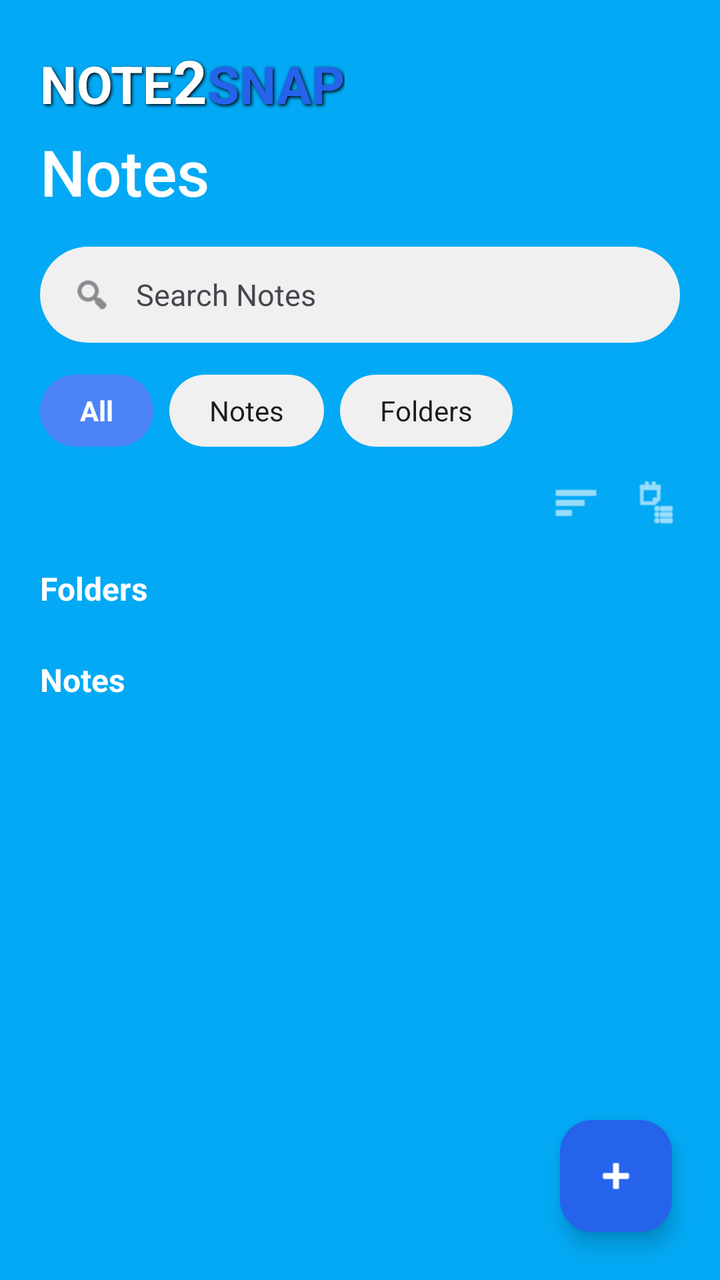
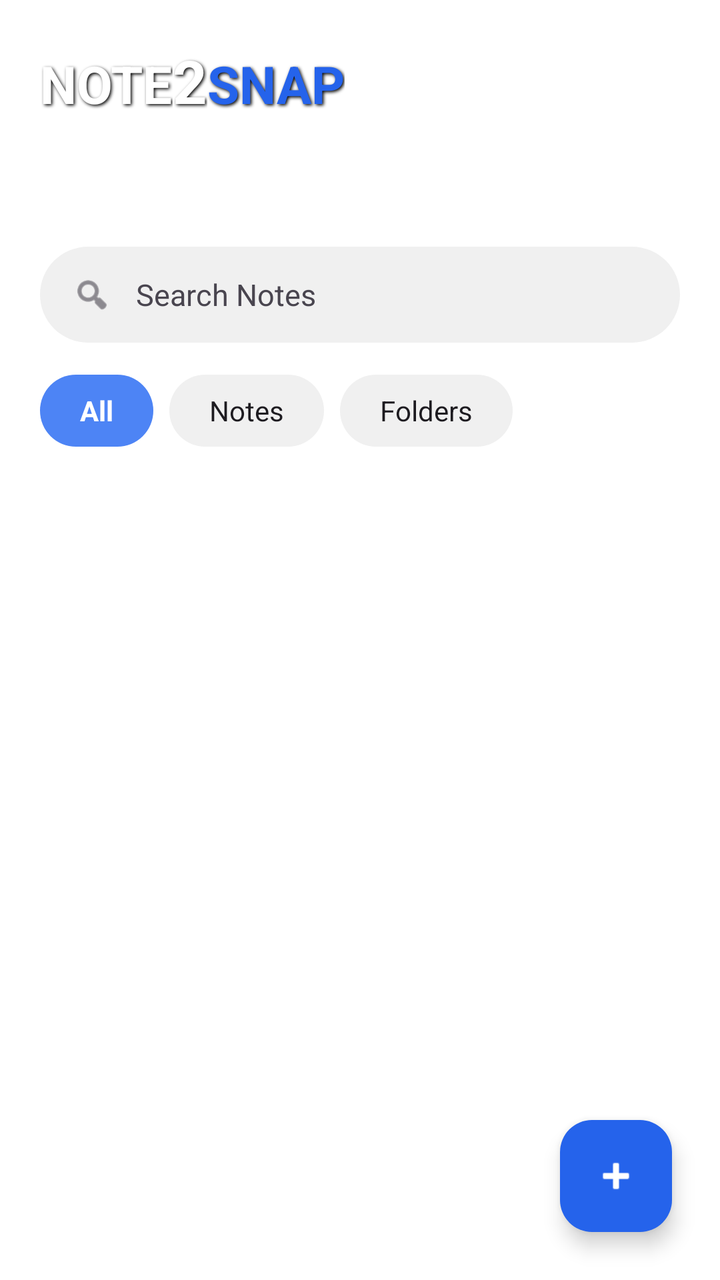

Screens rendered from an Android XML layout before and after an edit, with the pre-edit source and the edit as a unified diff.
<!-- AndroidManifest.xml: application theme Theme.Note2Snap -->
<!-- res/layout/fragment_notes.xml -->
<?xml version="1.0" encoding="utf-8"?>
<androidx.coordinatorlayout.widget.CoordinatorLayout
    xmlns:android="http://schemas.android.com/apk/res/android"
    xmlns:app="http://schemas.android.com/apk/res-auto"
    android:layout_width="match_parent"
    android:layout_height="match_parent"
    android:background="#FF03A9F4">

    <androidx.core.widget.NestedScrollView
        android:layout_width="match_parent"
        android:layout_height="match_parent"
        android:fillViewport="true">

        <LinearLayout
            android:layout_width="match_parent"
            android:layout_height="wrap_content"
            android:orientation="vertical"
            android:padding="20dp">

            
            <LinearLayout
                android:layout_width="wrap_content"
                android:layout_height="wrap_content"
                android:orientation="horizontal">

                <TextView
                    android:id="@+id/tvTitleNote"
                    android:layout_width="wrap_content"
                    android:layout_height="wrap_content"
                    android:text="NOTE"
                    android:textColor="#FFFFFF"
                    android:textSize="26sp"
                    android:textStyle="bold"
                    android:shadowColor="#000000"
                    android:shadowDx="2"
                    android:shadowDy="2"
                    android:shadowRadius="4" />

                <TextView
                    android:id="@+id/tvTitle2"
                    android:layout_width="wrap_content"
                    android:layout_height="wrap_content"
                    android:text="2"
                    android:textColor="#FFFFFF"
                    android:textSize="30sp"
                    android:textStyle="bold"
                    android:shadowColor="#000000"
                    android:shadowDx="2"
                    android:shadowDy="2"
                    android:shadowRadius="4" />

                <TextView
                    android:id="@+id/tvTitleSnap"
                    android:layout_width="wrap_content"
                    android:layout_height="wrap_content"
                    android:text="SNAP"
                    android:textColor="#2563EB"
                    android:textSize="26sp"
                    android:textStyle="bold"
                    android:shadowColor="#000000"
                    android:shadowDx="2"
                    android:shadowDy="2"
                    android:shadowRadius="4" />
            </LinearLayout>

            
            <TextView
                android:layout_width="wrap_content"
                android:layout_height="wrap_content"
                android:layout_marginTop="4dp"
                android:text="Notes"
                android:textColor="#FFFFFF"
                android:textSize="32sp"
                android:fontFamily="sans-serif-medium" />

            
            <LinearLayout
                android:layout_width="match_parent"
                android:layout_height="48dp"
                android:layout_marginTop="16dp"
                android:background="@drawable/bg_search_bar"
                android:gravity="center_vertical"
                android:orientation="horizontal"
                android:paddingHorizontal="16dp">

                <ImageView
                    android:layout_width="20dp"
                    android:layout_height="20dp"
                    android:src="@android:drawable/ic_menu_search"
                    app:tint="?android:attr/textColorSecondary" />

                <EditText
                    android:id="@+id/etSearchNotes"
                    android:layout_width="match_parent"
                    android:layout_height="match_parent"
                    android:layout_marginStart="12dp"
                    android:background="@null"
                    android:hint="Search Notes"
                    android:imeOptions="actionSearch"
                    android:inputType="text"
                    android:textColor="?android:attr/textColorPrimary"
                    android:textColorHint="?android:attr/textColorSecondary"
                    android:textSize="15sp" />
            </LinearLayout>

            
            <HorizontalScrollView
                android:layout_width="match_parent"
                android:layout_height="wrap_content"
                android:layout_marginTop="16dp"
                android:scrollbars="none">

                <LinearLayout
                    android:layout_width="wrap_content"
                    android:layout_height="wrap_content"
                    android:orientation="horizontal">

                    <TextView
                        android:id="@+id/chipAll"
                        android:layout_width="wrap_content"
                        android:layout_height="36dp"
                        android:background="@drawable/bg_filter_active"
                        android:gravity="center"
                        android:paddingHorizontal="20dp"
                        android:text="All"
                        android:textColor="#FFFFFF"
                        android:textSize="14sp"
                        android:textStyle="bold" />

                    <TextView
                        android:id="@+id/chipNotes"
                        android:layout_width="wrap_content"
                        android:layout_height="36dp"
                        android:layout_marginStart="8dp"
                        android:background="@drawable/bg_chip_unselected"
                        android:gravity="center"
                        android:paddingHorizontal="20dp"
                        android:text="Notes"
                        android:textColor="?android:attr/textColorPrimary"
                        android:textSize="14sp" />

                    <TextView
                        android:id="@+id/chipFolders"
                        android:layout_width="wrap_content"
                        android:layout_height="36dp"
                        android:layout_marginStart="8dp"
                        android:background="@drawable/bg_chip_unselected"
                        android:gravity="center"
                        android:paddingHorizontal="20dp"
                        android:text="Folders"
                        android:textColor="?android:attr/textColorPrimary"
                        android:textSize="14sp" />
                </LinearLayout>
            </HorizontalScrollView>

            
            <RelativeLayout
                android:layout_width="match_parent"
                android:layout_height="wrap_content"
                android:layout_marginTop="16dp"
                android:layout_marginBottom="8dp">

                <TextView
                    android:id="@+id/tvResultCount"
                    android:layout_width="wrap_content"
                    android:layout_height="wrap_content"
                    android:layout_alignParentStart="true"
                    android:layout_centerVertical="true"
                    android:textColor="#F0F9FF"
                    android:textSize="13sp"
                    android:visibility="gone" />

                <LinearLayout
                    android:layout_width="wrap_content"
                    android:layout_height="wrap_content"
                    android:layout_alignParentEnd="true"
                    android:orientation="horizontal">

                    <ImageView
                        android:id="@+id/btnSort"
                        android:layout_width="24dp"
                        android:layout_height="24dp"
                        android:layout_marginEnd="16dp"
                        android:background="?attr/selectableItemBackgroundBorderless"
                        android:src="@android:drawable/ic_menu_sort_by_size"
                        app:tint="#FFFFFF" />

                    <ImageView
                        android:id="@+id/btnViewMode"
                        android:layout_width="24dp"
                        android:layout_height="24dp"
                        android:background="?attr/selectableItemBackgroundBorderless"
                        android:src="@android:drawable/ic_menu_agenda"
                        app:tint="#FFFFFF" />
                </LinearLayout>
            </RelativeLayout>

            
            <TextView
                android:id="@+id/tvNotFound"
                android:layout_width="wrap_content"
                android:layout_height="wrap_content"
                android:layout_gravity="center_horizontal"
                android:layout_marginTop="32dp"
                android:layout_marginBottom="32dp"
                android:text="No notes found"
                android:textColor="#F0F9FF"
                android:textSize="16sp"
                android:visibility="gone" />

            
            <TextView
                android:id="@+id/tvFoldersLabel"
                android:layout_width="wrap_content"
                android:layout_height="wrap_content"
                android:layout_marginTop="12dp"
                android:text="Folders"
                android:textColor="#FFFFFF"
                android:textSize="16sp"
                android:textStyle="bold" />

            <androidx.recyclerview.widget.RecyclerView
                android:id="@+id/rvFolders"
                android:layout_width="match_parent"
                android:layout_height="wrap_content"
                android:layout_marginTop="8dp"
                android:nestedScrollingEnabled="false" />

            
            <TextView
                android:id="@+id/tvNotesLabel"
                android:layout_width="wrap_content"
                android:layout_height="wrap_content"
                android:layout_marginTop="16dp"
                android:text="Notes"
                android:textColor="#FFFFFF"
                android:textSize="16sp"
                android:textStyle="bold" />

            <androidx.recyclerview.widget.RecyclerView
                android:id="@+id/rvNotes"
                android:layout_width="match_parent"
                android:layout_height="wrap_content"
                android:layout_marginTop="8dp"
                android:nestedScrollingEnabled="false" />

        </LinearLayout>
    </androidx.core.widget.NestedScrollView>

    
    <com.google.android.material.floatingactionbutton.FloatingActionButton
        android:id="@+id/fabAddNotes"
        android:layout_width="wrap_content"
        android:layout_height="wrap_content"
        android:layout_gravity="bottom|end"
        android:layout_margin="24dp"
        android:contentDescription="Add Notes"
        android:src="@android:drawable/ic_input_add"
        app:backgroundTint="#2563EB"
        app:tint="#FFFFFF" />

</androidx.coordinatorlayout.widget.CoordinatorLayout>
<!-- resources referenced by this layout -->
<resources>
  <!-- drawable bg_chip_unselected (drawable) -->
  <?xml version="1.0" encoding="utf-8"?>
  <shape xmlns:android="http://schemas.android.com/apk/res/android">
      <solid android:color="@color/search_bg" />
      <corners android:radius="18dp" />
  </shape>
  <!-- drawable bg_filter_active (drawable) -->
  <?xml version="1.0" encoding="utf-8"?>
  <shape xmlns:android="http://schemas.android.com/apk/res/android">
      <solid android:color="#4D84F5" />
      <corners android:radius="24dp" />
  </shape>
  <!-- drawable bg_search_bar (drawable) -->
  <?xml version="1.0" encoding="utf-8"?>
  <shape xmlns:android="http://schemas.android.com/apk/res/android">
      <solid android:color="@color/search_bg" />
      <corners android:radius="24dp" />
  </shape>
  <style name="Theme.Note2Snap" parent="Theme.Material3.DayNight.NoActionBar">
          <item name="colorPrimary">@color/primary</item>
          <item name="colorSecondary">@color/secondary</item>
          <item name="android:windowBackground">@color/background</item>
          <item name="android:statusBarColor">@color/background</item>
      </style>
  <color name="search_bg">#F0F0F0</color>
  <color name="primary">#AFC4F6</color>
  <color name="secondary">#FFF79A</color>
  <color name="background">#FFFFFF</color>
</resources>

<!-- the commit's change to res/layout/fragment_notes.xml (unified diff, before → after) -->
@@ -4,7 +4,8 @@
     xmlns:app="http://schemas.android.com/apk/res-auto"
     android:layout_width="match_parent"
     android:layout_height="match_parent"
-    android:background="#FF03A9F4">
+    android:background="@color/screen_background"
+    >
 
     <androidx.core.widget.NestedScrollView
         android:layout_width="match_parent"
<!-- resource entries referenced after the edit -->
@@ -1,5 +1,6 @@
 <!-- resources referenced by this layout -->
 <resources>
+  <color name="screen_background">#FFFFFF</color>
   <!-- drawable bg_chip_unselected (drawable) -->
   <?xml version="1.0" encoding="utf-8"?>
   <shape xmlns:android="http://schemas.android.com/apk/res/android">
